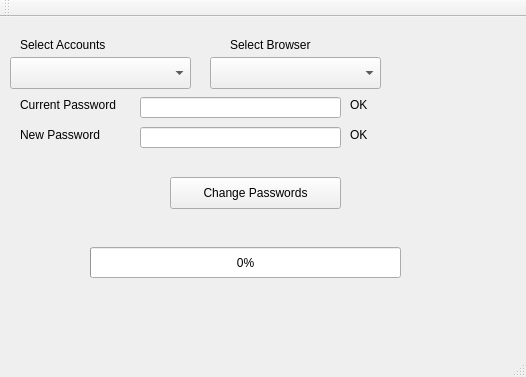
First picture: the form in ui/mainwindow.ui, repository QVllasa/PasswordManager, before the edit.
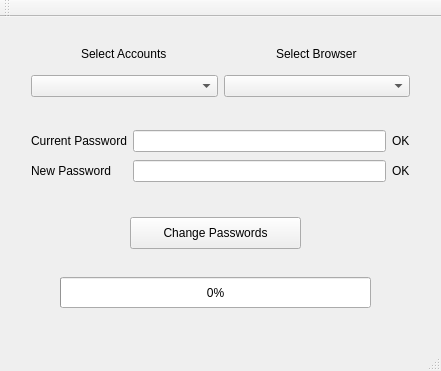
Second picture: the form after the edit.

What changed in the file:
```diff
--- a/ui/mainwindow.ui
+++ b/ui/mainwindow.ui
@@ -6,8 +6,8 @@
    <rect>
     <x>0</x>
     <y>0</y>
-    <width>526</width>
-    <height>377</height>
+    <width>441</width>
+    <height>371</height>
    </rect>
   </property>
   <property name="windowTitle">
@@ -17,8 +17,8 @@
    <widget class="QPushButton" name="pushButton">
     <property name="geometry">
      <rect>
-      <x>170</x>
-      <y>160</y>
+      <x>130</x>
+      <y>200</y>
       <width>171</width>
       <height>32</height>
      </rect>
@@ -27,66 +27,11 @@
      <string>Change Passwords</string>
     </property>
    </widget>
-   <widget class="QComboBox" name="comboBox">
-    <property name="geometry">
-     <rect>
-      <x>10</x>
-      <y>40</y>
-      <width>181</width>
-      <height>32</height>
-     </rect>
-    </property>
-    <property name="editable">
-     <bool>false</bool>
-    </property>
-    <property name="currentText">
-     <string/>
-    </property>
-   </widget>
-   <widget class="QLabel" name="label">
-    <property name="geometry">
-     <rect>
-      <x>20</x>
-      <y>20</y>
-      <width>101</width>
-      <height>16</height>
-     </rect>
-    </property>
-    <property name="text">
-     <string>Select Accounts</string>
-    </property>
-   </widget>
-   <widget class="QLabel" name="label_2">
-    <property name="geometry">
-     <rect>
-      <x>20</x>
-      <y>80</y>
-      <width>111</width>
-      <height>16</height>
-     </rect>
-    </property>
-    <property name="text">
-     <string>Current Password</string>
-    </property>
-   </widget>
-   <widget class="QLabel" name="label_3">
-    <property name="geometry">
-     <rect>
-      <x>20</x>
-      <y>110</y>
-      <width>111</width>
-      <height>16</height>
-     </rect>
-    </property>
-    <property name="text">
-     <string>New Password</string>
-    </property>
-   </widget>
    <widget class="QProgressBar" name="progressBar">
     <property name="geometry">
      <rect>
-      <x>90</x>
-      <y>230</y>
+      <x>60</x>
+      <y>260</y>
       <width>311</width>
       <height>31</height>
      </rect>
@@ -107,81 +52,97 @@
      <string>%p%</string>
     </property>
    </widget>
-   <widget class="QLabel" name="label_4">
+   <widget class="QWidget" name="gridLayoutWidget">
     <property name="geometry">
      <rect>
-      <x>350</x>
-      <y>80</y>
-      <width>57</width>
-      <height>16</height>
+      <x>20</x>
+      <y>10</y>
+      <width>401</width>
+      <height>81</height>
      </rect>
     </property>
-    <property name="font">
-     <font>
-      <weight>50</weight>
-      <italic>false</italic>
-      <bold>false</bold>
-     </font>
-    </property>
-    <property name="text">
-     <string>OK</string>
-    </property>
+    <layout class="QGridLayout" name="gridLayout">
+     <item row="1" column="1">
+      <widget class="QComboBox" name="comboBox_2"/>
+     </item>
+     <item row="0" column="0" alignment="Qt::AlignHCenter">
+      <widget class="QLabel" name="label">
+       <property name="text">
+        <string>Select Accounts</string>
+       </property>
+      </widget>
+     </item>
+     <item row="1" column="0">
+      <widget class="QComboBox" name="comboBox">
+       <property name="editable">
+        <bool>false</bool>
+       </property>
+       <property name="currentText">
+        <string/>
+       </property>
+      </widget>
+     </item>
+     <item row="0" column="1" alignment="Qt::AlignHCenter">
+      <widget class="QLabel" name="label_6">
+       <property name="text">
+        <string>Select Browser</string>
+       </property>
+      </widget>
+     </item>
+    </layout>
    </widget>
-   <widget class="QLabel" name="label_5">
+   <widget class="QWidget" name="gridLayoutWidget_2">
     <property name="geometry">
      <rect>
-      <x>350</x>
-      <y>110</y>
-      <width>57</width>
-      <height>16</height>
+      <x>20</x>
+      <y>100</y>
+      <width>401</width>
+      <height>80</height>
      </rect>
     </property>
-    <property name="text">
-     <string>OK</string>
-    </property>
-   </widget>
-   <widget class="QLabel" name="label_6">
-    <property name="geometry">
-     <rect>
-      <x>230</x>
-      <y>20</y>
-      <width>101</width>
-      <height>16</height>
-     </rect>
-    </property>
-    <property name="text">
-     <string>Select Browser</string>
-    </property>
-   </widget>
-   <widget class="QComboBox" name="comboBox_2">
-    <property name="geometry">
-     <rect>
-      <x>210</x>
-      <y>40</y>
-      <width>171</width>
-      <height>32</height>
-     </rect>
-    </property>
-   </widget>
-   <widget class="QLineEdit" name="inputCurrent">
-    <property name="geometry">
-     <rect>
-      <x>140</x>
-      <y>80</y>
-      <width>201</width>
-      <height>21</height>
-     </rect>
-    </property>
-   </widget>
-   <widget class="QLineEdit" name="inputNew">
-    <property name="geometry">
-     <rect>
-      <x>140</x>
-      <y>110</y>
-      <width>201</width>
-      <height>21</height>
-     </rect>
-    </property>
+    <layout class="QGridLayout" name="gridLayout_2">
+     <item row="0" column="1">
+      <widget class="QLineEdit" name="inputCurrent"/>
+     </item>
+     <item row="0" column="0">
+      <widget class="QLabel" name="label_2">
+       <property name="text">
+        <string>Current Password</string>
+       </property>
+      </widget>
+     </item>
+     <item row="1" column="0">
+      <widget class="QLabel" name="label_3">
+       <property name="text">
+        <string>New Password</string>
+       </property>
+      </widget>
+     </item>
+     <item row="1" column="1">
+      <widget class="QLineEdit" name="inputNew"/>
+     </item>
+     <item row="1" column="2">
+      <widget class="QLabel" name="label_5">
+       <property name="text">
+        <string>OK</string>
+       </property>
+      </widget>
+     </item>
+     <item row="0" column="2">
+      <widget class="QLabel" name="label_4">
+       <property name="font">
+        <font>
+         <weight>50</weight>
+         <italic>false</italic>
+         <bold>false</bold>
+        </font>
+       </property>
+       <property name="text">
+        <string>OK</string>
+       </property>
+      </widget>
+     </item>
+    </layout>
    </widget>
   </widget>
   <widget class="QMenuBar" name="menuBar">
```
Left out of the diff: 4 changed lines with no effect on the pictures.
